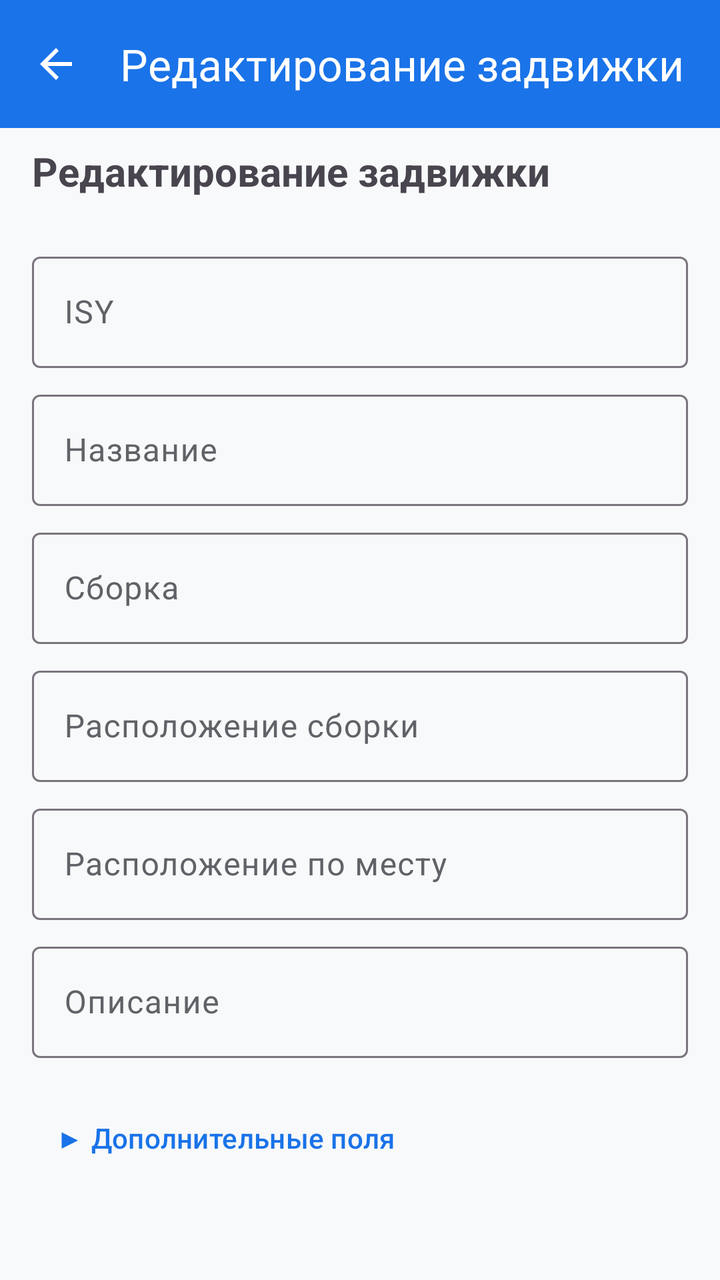
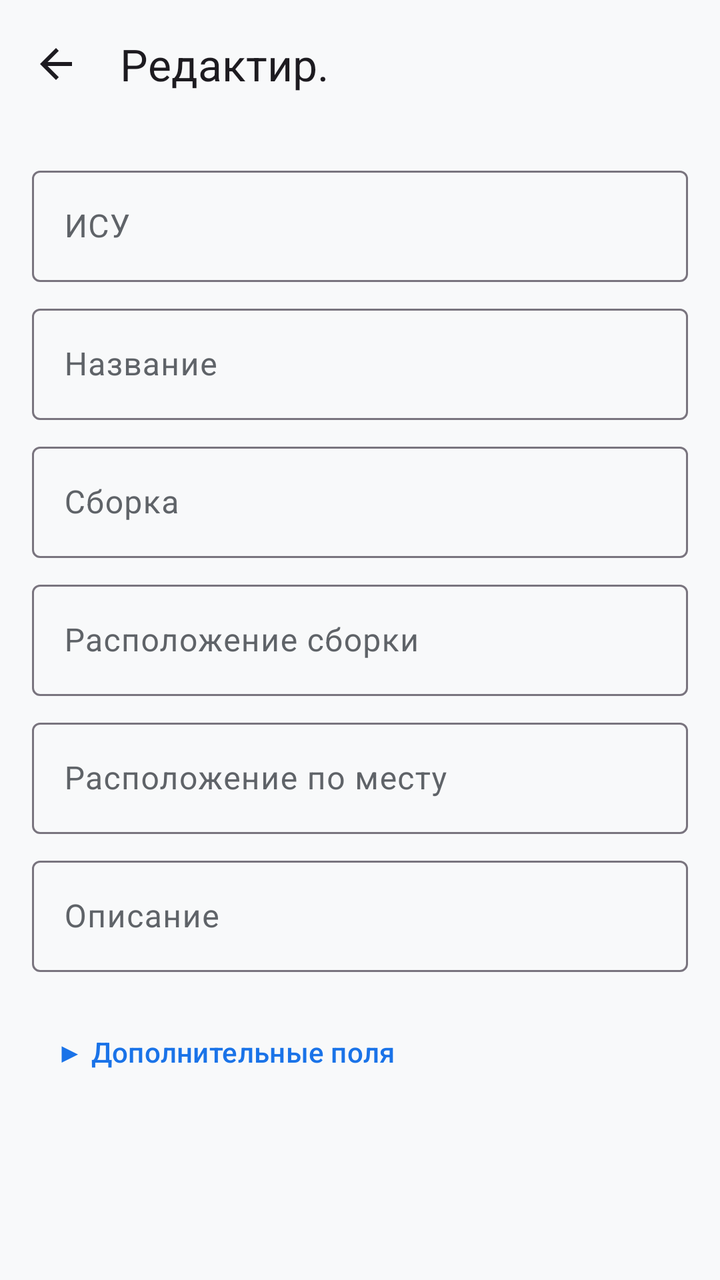

Screens rendered from an Android XML layout before and after an edit, with the pre-edit source and the edit as a unified diff.
<!-- AndroidManifest.xml: application theme Theme.FocusApp -->
<!-- res/layout/activity_detail.xml -->
<?xml version="1.0" encoding="utf-8"?>
<LinearLayout xmlns:android="http://schemas.android.com/apk/res/android"
    xmlns:app="http://schemas.android.com/apk/res-auto"
    android:layout_width="match_parent"
    android:layout_height="match_parent"
    android:orientation="vertical"
    android:background="?android:attr/windowBackground">

    
    
    
    <androidx.appcompat.widget.Toolbar
        android:id="@+id/toolbar"
        android:layout_width="match_parent"
        android:layout_height="?attr/actionBarSize"
        android:background="?attr/colorPrimary"
        android:theme="@style/ThemeOverlay.AppCompat.Dark.ActionBar"
        app:titleTextColor="@android:color/white"
        app:title="Редактирование задвижки"
        app:navigationIcon="?attr/homeAsUpIndicator" />

    
    
    
    <TextView
        android:id="@+id/tvValveTitle"
        android:layout_width="match_parent"
        android:layout_height="wrap_content"
        android:text="Редактирование задвижки"
        android:textSize="20sp"
        android:textStyle="bold"
        android:layout_marginTop="8dp"
        android:layout_marginBottom="8dp"
        android:paddingStart="16dp"
        android:paddingEnd="16dp" />

    
    
    
    <ScrollView
        android:layout_width="match_parent"
        android:layout_height="0dp"
        android:layout_weight="1"
        android:fillViewport="true">

        <LinearLayout
            android:layout_width="match_parent"
            android:layout_height="wrap_content"
            android:orientation="vertical"
            android:padding="16dp">

            
            
            
            <com.google.android.material.textfield.TextInputLayout
                style="@style/Widget.Material3.TextInputLayout.OutlinedBox"
                android:layout_width="match_parent"
                android:layout_height="wrap_content"
                android:hint="ISY"
                android:layout_marginBottom="8dp">

                <com.google.android.material.textfield.TextInputEditText
                    android:id="@+id/etIsy"
                    android:layout_width="match_parent"
                    android:layout_height="wrap_content"
                    android:inputType="text" />
            </com.google.android.material.textfield.TextInputLayout>

            
            
            
            <com.google.android.material.textfield.TextInputLayout
                style="@style/Widget.Material3.TextInputLayout.OutlinedBox"
                android:layout_width="match_parent"
                android:layout_height="wrap_content"
                android:hint="Название"
                android:layout_marginBottom="8dp">

                <com.google.android.material.textfield.TextInputEditText
                    android:id="@+id/etName"
                    android:layout_width="match_parent"
                    android:layout_height="wrap_content"
                    android:inputType="text" />
            </com.google.android.material.textfield.TextInputLayout>

            
            
            
            <com.google.android.material.textfield.TextInputLayout
                style="@style/Widget.Material3.TextInputLayout.OutlinedBox"
                android:layout_width="match_parent"
                android:layout_height="wrap_content"
                android:hint="Сборка"
                android:layout_marginBottom="8dp">

                <com.google.android.material.textfield.TextInputEditText
                    android:id="@+id/etPowerCabinet"
                    android:layout_width="match_parent"
                    android:layout_height="wrap_content"
                    android:inputType="text" />
            </com.google.android.material.textfield.TextInputLayout>

            
            
            
            <com.google.android.material.textfield.TextInputLayout
                style="@style/Widget.Material3.TextInputLayout.OutlinedBox"
                android:layout_width="match_parent"
                android:layout_height="wrap_content"
                android:hint="Расположение сборки"
                android:layout_marginBottom="8dp">

                <com.google.android.material.textfield.TextInputEditText
                    android:id="@+id/etLocationDescription"
                    android:layout_width="match_parent"
                    android:layout_height="wrap_content"
                    android:inputType="text" />
            </com.google.android.material.textfield.TextInputLayout>

            
            
            
            <com.google.android.material.textfield.TextInputLayout
                style="@style/Widget.Material3.TextInputLayout.OutlinedBox"
                android:layout_width="match_parent"
                android:layout_height="wrap_content"
                android:hint="Расположение по месту"
                android:layout_marginBottom="8dp">

                <com.google.android.material.textfield.TextInputEditText
                    android:id="@+id/etOnPlace"
                    android:layout_width="match_parent"
                    android:layout_height="wrap_content"
                    android:inputType="text" />
            </com.google.android.material.textfield.TextInputLayout>

            
            
            
            <com.google.android.material.textfield.TextInputLayout
                style="@style/Widget.Material3.TextInputLayout.OutlinedBox"
                android:layout_width="match_parent"
                android:layout_height="wrap_content"
                android:hint="Описание"
                android:layout_marginBottom="8dp">

                <com.google.android.material.textfield.TextInputEditText
                    android:id="@+id/etFullName"
                    android:layout_width="match_parent"
                    android:layout_height="wrap_content"
                    android:inputType="text" />
            </com.google.android.material.textfield.TextInputLayout>

            
            
            
            <com.google.android.material.button.MaterialButton
                android:id="@+id/btnToggleExtra"
                android:layout_width="wrap_content"
                android:layout_height="wrap_content"
                android:layout_marginTop="8dp"
                android:layout_marginBottom="8dp"
                android:text="▶ Дополнительные поля"
                style="@style/Widget.Material3.Button.TextButton" />

            <LinearLayout
                android:id="@+id/extraFieldsContainer"
                android:layout_width="match_parent"
                android:layout_height="wrap_content"
                android:orientation="vertical"
                android:visibility="gone">

                
                <com.google.android.material.textfield.TextInputLayout
                    style="@style/Widget.Material3.TextInputLayout.OutlinedBox"
                    android:layout_width="match_parent"
                    android:layout_height="wrap_content"
                    android:hint="KKS"
                    android:layout_marginBottom="8dp">

                    <com.google.android.material.textfield.TextInputEditText
                        android:id="@+id/etKks"
                        android:layout_width="match_parent"
                        android:layout_height="wrap_content"
                        android:inputType="text" />
                </com.google.android.material.textfield.TextInputLayout>

                <com.google.android.material.textfield.TextInputLayout
                    style="@style/Widget.Material3.TextInputLayout.OutlinedBox"
                    android:layout_width="match_parent"
                    android:layout_height="wrap_content"
                    android:hint="name_eng"
                    android:layout_marginBottom="8dp">

                    <com.google.android.material.textfield.TextInputEditText
                        android:id="@+id/etNameEng"
                        android:layout_width="match_parent"
                        android:layout_height="wrap_content"
                        android:inputType="text" />
                </com.google.android.material.textfield.TextInputLayout>

                <com.google.android.material.textfield.TextInputLayout
                    style="@style/Widget.Material3.TextInputLayout.OutlinedBox"
                    android:layout_width="match_parent"
                    android:layout_height="wrap_content"
                    android:hint="ap_50"
                    android:layout_marginBottom="8dp">

                    <com.google.android.material.textfield.TextInputEditText
                        android:id="@+id/etAp50"
                        android:layout_width="match_parent"
                        android:layout_height="wrap_content"
                        android:inputType="text" />
                </com.google.android.material.textfield.TextInputLayout>

                <com.google.android.material.textfield.TextInputLayout
                    style="@style/Widget.Material3.TextInputLayout.OutlinedBox"
                    android:layout_width="match_parent"
                    android:layout_height="wrap_content"
                    android:hint="mark"
                    android:layout_marginBottom="8dp">

                    <com.google.android.material.textfield.TextInputEditText
                        android:id="@+id/etMark"
                        android:layout_width="match_parent"
                        android:layout_height="wrap_content"
                        android:inputType="text" />
                </com.google.android.material.textfield.TextInputLayout>

                <com.google.android.material.textfield.TextInputLayout
                    style="@style/Widget.Material3.TextInputLayout.OutlinedBox"
                    android:layout_width="match_parent"
                    android:layout_height="wrap_content"
                    android:hint="cda_cabinet"
                    android:layout_marginBottom="8dp">

                    <com.google.android.material.textfield.TextInputEditText
                        android:id="@+id/etCdaCabinet"
                        android:layout_width="match_parent"
                        android:layout_height="wrap_content"
                        android:inputType="text" />
                </com.google.android.material.textfield.TextInputLayout>

                <com.google.android.material.textfield.TextInputLayout
                    style="@style/Widget.Material3.TextInputLayout.OutlinedBox"
                    android:layout_width="match_parent"
                    android:layout_height="wrap_content"
                    android:hint="cda_cabinet_position"
                    android:layout_marginBottom="8dp">

                    <com.google.android.material.textfield.TextInputEditText
                        android:id="@+id/etCdaCabinetPosition"
                        android:layout_width="match_parent"
                        android:layout_height="wrap_content"
                        android:inputType="text" />
                </com.google.android.material.textfield.TextInputLayout>

                <com.google.android.material.textfield.TextInputLayout
                    style="@style/Widget.Material3.TextInputLayout.OutlinedBox"
                    android:layout_width="match_parent"
                    android:layout_height="wrap_content"
                    android:hint="slot"
                    android:layout_marginBottom="8dp">

                    <com.google.android.material.textfield.TextInputEditText
                        android:id="@+id/etSlot"
                        android:layout_width="match_parent"
                        android:layout_height="wrap_content"
                        android:inputType="text" />
                </com.google.android.material.textfield.TextInputLayout>
            </LinearLayout>

            
            <TextView
                android:id="@+id/tvStatus"
                android:layout_width="match_parent"
                android:layout_height="wrap_content"
                android:text=""
                android:textSize="14sp"
                android:textAlignment="center"
                android:layout_marginTop="8dp"
                android:visibility="gone" />

        </LinearLayout>
    </ScrollView>

</LinearLayout>
<!-- resources referenced by this layout -->
<resources>
  <style name="Theme.FocusApp" parent="Theme.Material3.DayNight.NoActionBar">
          
          <item name="colorPrimary">@color/primary</item>
          <item name="colorPrimaryContainer">@color/primary_container</item>
          <item name="colorSecondary">@color/secondary</item>
          <item name="colorTertiary">@color/tertiary</item>
  
          
          <item name="colorOnPrimary">@color/on_primary</item>
          <item name="colorOnSurface">@color/on_surface</item>
          <item name="colorOnSurfaceVariant">@color/on_surface_secondary</item>
  
          
          <item name="colorSurface">@color/surface</item>
          <item name="colorSurfaceVariant">@color/surface_variant</item>
          <item name="android:colorBackground">@color/background</item>
  
          
          <item name="android:statusBarColor">@color/status_bar</item>
  
          
          <item name="android:navigationBarColor">@color/surface</item>
      </style>
  <color name="primary">#1A73E8</color>
  <color name="primary_container">#D2E3FC</color>
  <color name="secondary">#03DAC6</color>
  <color name="tertiary">#FF6B6B</color>
  <color name="on_primary">#FFFFFF</color>
  <color name="on_surface">#202124</color>
  <color name="on_surface_secondary">#5F6368</color>
  <color name="surface">#FFFFFF</color>
  <color name="surface_variant">#F5F5F5</color>
  <color name="background">#F8F9FA</color>
  <color name="status_bar">#FFFFFF</color>
</resources>

<!-- the commit's change to res/layout/activity_detail.xml (unified diff, before → after) -->
@@ -1,9 +1,8 @@
 <?xml version="1.0" encoding="utf-8"?>
-<LinearLayout xmlns:android="http://schemas.android.com/apk/res/android"
+<androidx.constraintlayout.widget.ConstraintLayout xmlns:android="http://schemas.android.com/apk/res/android"
     xmlns:app="http://schemas.android.com/apk/res-auto"
     android:layout_width="match_parent"
     android:layout_height="match_parent"
-    android:orientation="vertical"
     android:background="?android:attr/windowBackground">
 
     
@@ -11,144 +10,151 @@
     
     <androidx.appcompat.widget.Toolbar
         android:id="@+id/toolbar"
-        android:layout_width="match_parent"
-        android:layout_height="?attr/actionBarSize"
-        android:background="?attr/colorPrimary"
-        android:theme="@style/ThemeOverlay.AppCompat.Dark.ActionBar"
-        app:titleTextColor="@android:color/white"
-        app:title="Редактирование задвижки"
-        app:navigationIcon="?attr/homeAsUpIndicator" />
-
-    
-    
-    
-    <TextView
-        android:id="@+id/tvValveTitle"
-        android:layout_width="match_parent"
+        android:layout_width="0dp"
         android:layout_height="wrap_content"
-        android:text="Редактирование задвижки"
-        android:textSize="20sp"
-        android:textStyle="bold"
-        android:layout_marginTop="8dp"
-        android:layout_marginBottom="8dp"
-        android:paddingStart="16dp"
-        android:paddingEnd="16dp" />
+        android:minHeight="?attr/actionBarSize"
+        android:background="?android:attr/windowBackground"
+        android:theme="@style/ThemeOverlay.Material3.ActionBar"
+        app:titleTextColor="?android:attr/textColorPrimary"
+        app:title="@string/detail_title"
+        app:navigationIcon="?attr/homeAsUpIndicator"
+        app:layout_constraintEnd_toEndOf="parent"
+        app:layout_constraintStart_toStartOf="parent"
+        app:layout_constraintTop_toTopOf="parent" />
 
     
     
     
     <ScrollView
-        android:layout_width="match_parent"
+        android:id="@+id/editScrollView"
+        android:layout_width="0dp"
         android:layout_height="0dp"
-        android:layout_weight="1"
-        android:fillViewport="true">
+        android:fillViewport="true"
+        android:clipToPadding="false"
+        app:layout_constraintBottom_toBottomOf="parent"
+        app:layout_constraintEnd_toEndOf="parent"
+        app:layout_constraintStart_toStartOf="parent"
+        app:layout_constraintTop_toBottomOf="@id/toolbar">
 
         <LinearLayout
             android:layout_width="match_parent"
             android:layout_height="wrap_content"
             android:orientation="vertical"
-            android:padding="16dp">
-
-            
-            
-            
-            <com.google.android.material.textfield.TextInputLayout
-                style="@style/Widget.Material3.TextInputLayout.OutlinedBox"
-                android:layout_width="match_parent"
-                android:layout_height="wrap_content"
-                android:hint="ISY"
+            android:padding="16dp"
+            android:paddingBottom="32dp">
+
+            
+            
+            
+            <com.google.android.material.textfield.TextInputLayout
+                style="@style/Widget.Material3.TextInputLayout.OutlinedBox"
+                android:layout_width="match_parent"
+                android:layout_height="wrap_content"
+                android:hint="@string/isy"
                 android:layout_marginBottom="8dp">
 
                 <com.google.android.material.textfield.TextInputEditText
                     android:id="@+id/etIsy"
                     android:layout_width="match_parent"
                     android:layout_height="wrap_content"
-                    android:inputType="text" />
-            </com.google.android.material.textfield.TextInputLayout>
-
-            
-            
-            
-            <com.google.android.material.textfield.TextInputLayout
-                style="@style/Widget.Material3.TextInputLayout.OutlinedBox"
-                android:layout_width="match_parent"
-                android:layout_height="wrap_content"
-                android:hint="Название"
+                    android:inputType="textMultiLine"
+                    android:maxLines="1"
+                    android:scrollHorizontally="false" />
+            </com.google.android.material.textfield.TextInputLayout>
+
+            
+            
+            
+            <com.google.android.material.textfield.TextInputLayout
+                style="@style/Widget.Material3.TextInputLayout.OutlinedBox"
+                android:layout_width="match_parent"
+                android:layout_height="wrap_content"
+                android:hint="@string/name"
                 android:layout_marginBottom="8dp">
 
                 <com.google.android.material.textfield.TextInputEditText
                     android:id="@+id/etName"
                     android:layout_width="match_parent"
                     android:layout_height="wrap_content"
-                    android:inputType="text" />
-            </com.google.android.material.textfield.TextInputLayout>
-
-            
-            
-            
-            <com.google.android.material.textfield.TextInputLayout
-                style="@style/Widget.Material3.TextInputLayout.OutlinedBox"
-                android:layout_width="match_parent"
-                android:layout_height="wrap_content"
-                android:hint="Сборка"
+                    android:inputType="textMultiLine"
+                    android:maxLines="2"
+                    android:scrollHorizontally="false" />
+            </com.google.android.material.textfield.TextInputLayout>
+
+            
+            
+            
+            <com.google.android.material.textfield.TextInputLayout
+                style="@style/Widget.Material3.TextInputLayout.OutlinedBox"
+                android:layout_width="match_parent"
+                android:layout_height="wrap_content"
+                android:hint="@string/power_cabinet"
                 android:layout_marginBottom="8dp">
 
                 <com.google.android.material.textfield.TextInputEditText
                     android:id="@+id/etPowerCabinet"
                     android:layout_width="match_parent"
                     android:layout_height="wrap_content"
-                    android:inputType="text" />
-            </com.google.android.material.textfield.TextInputLayout>
-
-            
-            
-            
-            <com.google.android.material.textfield.TextInputLayout
-                style="@style/Widget.Material3.TextInputLayout.OutlinedBox"
-                android:layout_width="match_parent"
-                android:layout_height="wrap_content"
-                android:hint="Расположение сборки"
+                    android:inputType="textMultiLine"
+                    android:maxLines="2"
+                    android:scrollHorizontally="false" />
+            </com.google.android.material.textfield.TextInputLayout>
+
+            
+            
+            
+            <com.google.android.material.textfield.TextInputLayout
+                style="@style/Widget.Material3.TextInputLayout.OutlinedBox"
+                android:layout_width="match_parent"
+                android:layout_height="wrap_content"
+                android:hint="@string/location_description"
                 android:layout_marginBottom="8dp">
 
                 <com.google.android.material.textfield.TextInputEditText
                     android:id="@+id/etLocationDescription"
                     android:layout_width="match_parent"
                     android:layout_height="wrap_content"
-                    android:inputType="text" />
-            </com.google.android.material.textfield.TextInputLayout>
-
-            
-            
-            
-            <com.google.android.material.textfield.TextInputLayout
-                style="@style/Widget.Material3.TextInputLayout.OutlinedBox"
-                android:layout_width="match_parent"
-                android:layout_height="wrap_content"
-                android:hint="Расположение по месту"
+                    android:inputType="textMultiLine"
+                    android:maxLines="3"
+                    android:scrollHorizontally="false" />
+            </com.google.android.material.textfield.TextInputLayout>
+
+            
+            
+            
+            <com.google.android.material.textfield.TextInputLayout
+                style="@style/Widget.Material3.TextInputLayout.OutlinedBox"
+                android:layout_width="match_parent"
+                android:layout_height="wrap_content"
+                android:hint="@string/on_place"
                 android:layout_marginBottom="8dp">
 
                 <com.google.android.material.textfield.TextInputEditText
                     android:id="@+id/etOnPlace"
                     android:layout_width="match_parent"
                     android:layout_height="wrap_content"
-                    android:inputType="text" />
-            </com.google.android.material.textfield.TextInputLayout>
-
-            
-            
-            
-            <com.google.android.material.textfield.TextInputLayout
-                style="@style/Widget.Material3.TextInputLayout.OutlinedBox"
-                android:layout_width="match_parent"
-                android:layout_height="wrap_content"
-                android:hint="Описание"
+                    android:inputType="textMultiLine"
+                    android:maxLines="3"
+                    android:scrollHorizontally="false" />
+            </com.google.android.material.textfield.TextInputLayout>
+
+            
+            
+            
+            <com.google.android.material.textfield.TextInputLayout
+                style="@style/Widget.Material3.TextInputLayout.OutlinedBox"
+                android:layout_width="match_parent"
+                android:layout_height="wrap_content"
+                android:hint="@string/full_name"
                 android:layout_marginBottom="8dp">
 
                 <com.google.android.material.textfield.TextInputEditText
                     android:id="@+id/etFullName"
                     android:layout_width="match_parent"
                     android:layout_height="wrap_content"
-                    android:inputType="text" />
+                    android:inputType="textMultiLine"
+                    android:maxLines="7"
+                    android:scrollHorizontally="false" />
             </com.google.android.material.textfield.TextInputLayout>
 
             
@@ -160,7 +166,7 @@
                 android:layout_height="wrap_content"
                 android:layout_marginTop="8dp"
                 android:layout_marginBottom="8dp"
-                android:text="▶ Дополнительные поля"
+                android:text="@string/toggle_extra_fields"
                 style="@style/Widget.Material3.Button.TextButton" />
 
             <LinearLayout
@@ -175,98 +181,118 @@
                     style="@style/Widget.Material3.TextInputLayout.OutlinedBox"
                     android:layout_width="match_parent"
                     android:layout_height="wrap_content"
-                    android:hint="KKS"
+                    android:hint="@string/kks"
                     android:layout_marginBottom="8dp">
 
                     <com.google.android.material.textfield.TextInputEditText
                         android:id="@+id/etKks"
                         android:layout_width="match_parent"
                         android:layout_height="wrap_content"
-                        android:inputType="text" />
-                </com.google.android.material.textfield.TextInputLayout>
-
-                <com.google.android.material.textfield.TextInputLayout
-                    style="@style/Widget.Material3.TextInputLayout.OutlinedBox"
-                    android:layout_width="match_parent"
-                    android:layout_height="wrap_content"
-                    android:hint="name_eng"
+                        android:inputType="textMultiLine"
+                        android:maxLines="2"
+                        android:scrollHorizontally="false" />
+                </com.google.android.material.textfield.TextInputLayout>
+
+                
+                <com.google.android.material.textfield.TextInputLayout
+                    style="@style/Widget.Material3.TextInputLayout.OutlinedBox"
+                    android:layout_width="match_parent"
+                    android:layout_height="wrap_content"
+                    android:hint="@string/name_eng"
                     android:layout_marginBottom="8dp">
 
                     <com.google.android.material.textfield.TextInputEditText
                         android:id="@+id/etNameEng"
                         android:layout_width="match_parent"
                         android:layout_height="wrap_content"
-                        android:inputType="text" />
-                </com.google.android.material.textfield.TextInputLayout>
-
-                <com.google.android.material.textfield.TextInputLayout
-                    style="@style/Widget.Material3.TextInputLayout.OutlinedBox"
-                    android:layout_width="match_parent"
-                    android:layout_height="wrap_content"
-                    android:hint="ap_50"
+                        android:inputType="textMultiLine"
+                        android:maxLines="2"
+                        android:scrollHorizontally="false" />
+                </com.google.android.material.textfield.TextInputLayout>
+
+                
+                <com.google.android.material.textfield.TextInputLayout
+                    style="@style/Widget.Material3.TextInputLayout.OutlinedBox"
+                    android:layout_width="match_parent"
+                    android:layout_height="wrap_content"
+                    android:hint="@string/ap50"
                     android:layout_marginBottom="8dp">
 
                     <com.google.android.material.textfield.TextInputEditText
                         android:id="@+id/etAp50"
                         android:layout_width="match_parent"
                         android:layout_height="wrap_content"
-                        android:inputType="text" />
-                </com.google.android.material.textfield.TextInputLayout>
-
-                <com.google.android.material.textfield.TextInputLayout
-                    style="@style/Widget.Material3.TextInputLayout.OutlinedBox"
-                    android:layout_width="match_parent"
-                    android:layout_height="wrap_content"
-                    android:hint="mark"
+                        android:inputType="textMultiLine"
+                        android:maxLines="1"
+                        android:scrollHorizontally="false" />
+                </com.google.android.material.textfield.TextInputLayout>
+
+                
+                <com.google.android.material.textfield.TextInputLayout
+                    style="@style/Widget.Material3.TextInputLayout.OutlinedBox"
+                    android:layout_width="match_parent"
+                    android:layout_height="wrap_content"
+                    android:hint="@string/mark"
                     android:layout_marginBottom="8dp">
 
                     <com.google.android.material.textfield.TextInputEditText
                         android:id="@+id/etMark"
                         android:layout_width="match_parent"
                         android:layout_height="wrap_content"
-                        android:inputType="text" />
-                </com.google.android.material.textfield.TextInputLayout>
-
-                <com.google.android.material.textfield.TextInputLayout
-                    style="@style/Widget.Material3.TextInputLayout.OutlinedBox"
-                    android:layout_width="match_parent"
-                    android:layout_height="wrap_content"
-                    android:hint="cda_cabinet"
+                        android:inputType="textMultiLine"
+                        android:maxLines="1"
+                        android:scrollHorizontally="false" />
+                </com.google.android.material.textfield.TextInputLayout>
+
+                
+                <com.google.android.material.textfield.TextInputLayout
+                    style="@style/Widget.Material3.TextInputLayout.OutlinedBox"
+                    android:layout_width="match_parent"
+                    android:layout_height="wrap_content"
+                    android:hint="@string/cda_cabinet"
                     android:layout_marginBottom="8dp">
 
                     <com.google.android.material.textfield.TextInputEditText
                         android:id="@+id/etCdaCabinet"
                         android:layout_width="match_parent"
                         android:layout_height="wrap_content"
-                        android:inputType="text" />
-                </com.google.android.material.textfield.TextInputLayout>
-
-                <com.google.android.material.textfield.TextInputLayout
-                    style="@style/Widget.Material3.TextInputLayout.OutlinedBox"
-                    android:layout_width="match_parent"
-                    android:layout_height="wrap_content"
-                    android:hint="cda_cabinet_position"
+                        android:inputType="textMultiLine"
+                        android:maxLines="2"
+                        android:scrollHorizontally="false" />
+                </com.google.android.material.textfield.TextInputLayout>
+
+                
+                <com.google.android.material.textfield.TextInputLayout
+                    style="@style/Widget.Material3.TextInputLayout.OutlinedBox"
+                    android:layout_width="match_parent"
+                    android:layout_height="wrap_content"
+                    android:hint="@string/cda_cabinet_position"
                     android:layout_marginBottom="8dp">
 
                     <com.google.android.material.textfield.TextInputEditText
                         android:id="@+id/etCdaCabinetPosition"
                         android:layout_width="match_parent"
                         android:layout_height="wrap_content"
-                        android:inputType="text" />
-                </com.google.android.material.textfield.TextInputLayout>
-
-                <com.google.android.material.textfield.TextInputLayout
-                    style="@style/Widget.Material3.TextInputLayout.OutlinedBox"
-                    android:layout_width="match_parent"
-                    android:layout_height="wrap_content"
-                    android:hint="slot"
+                        android:inputType="textMultiLine"
+                        android:maxLines="2"
+                        android:scrollHorizontally="false" />
+                </com.google.android.material.textfield.TextInputLayout>
+
+                
+                <com.google.android.material.textfield.TextInputLayout
+                    style="@style/Widget.Material3.TextInputLayout.OutlinedBox"
+                    android:layout_width="match_parent"
+                    android:layout_height="wrap_content"
+                    android:hint="@string/slot"
                     android:layout_marginBottom="8dp">
 
                     <com.google.android.material.textfield.TextInputEditText
                         android:id="@+id/etSlot"
                         android:layout_width="match_parent"
                         android:layout_height="wrap_content"
-                        android:inputType="text" />
+                        android:inputType="textMultiLine"
+                        android:maxLines="1"
+                        android:scrollHorizontally="false" />
                 </com.google.android.material.textfield.TextInputLayout>
             </LinearLayout>
 
@@ -284,4 +310,4 @@
         </LinearLayout>
     </ScrollView>
 
-</LinearLayout>
+</androidx.constraintlayout.widget.ConstraintLayout>
<!-- resource entries referenced after the edit -->
@@ -1,5 +1,20 @@
 <!-- resources referenced by this layout -->
 <resources>
+  <string name="ap50">ap_50</string>
+  <string name="cda_cabinet">cda_cabinet</string>
+  <string name="cda_cabinet_position">cda_cabinet_position</string>
+  <string name="detail_title">Редактир.</string>
+  <string name="full_name">Описание</string>
+  <string name="isy">ИСУ</string>
+  <string name="kks">KKS</string>
+  <string name="location_description">Расположение сборки</string>
+  <string name="mark">mark</string>
+  <string name="name">Название</string>
+  <string name="name_eng">name_eng</string>
+  <string name="on_place">Расположение по месту</string>
+  <string name="power_cabinet">Сборка</string>
+  <string name="slot">slot</string>
+  <string name="toggle_extra_fields">▶ Дополнительные поля</string>
   <style name="Theme.FocusApp" parent="Theme.Material3.DayNight.NoActionBar">
           
           <item name="colorPrimary">@color/primary</item>
